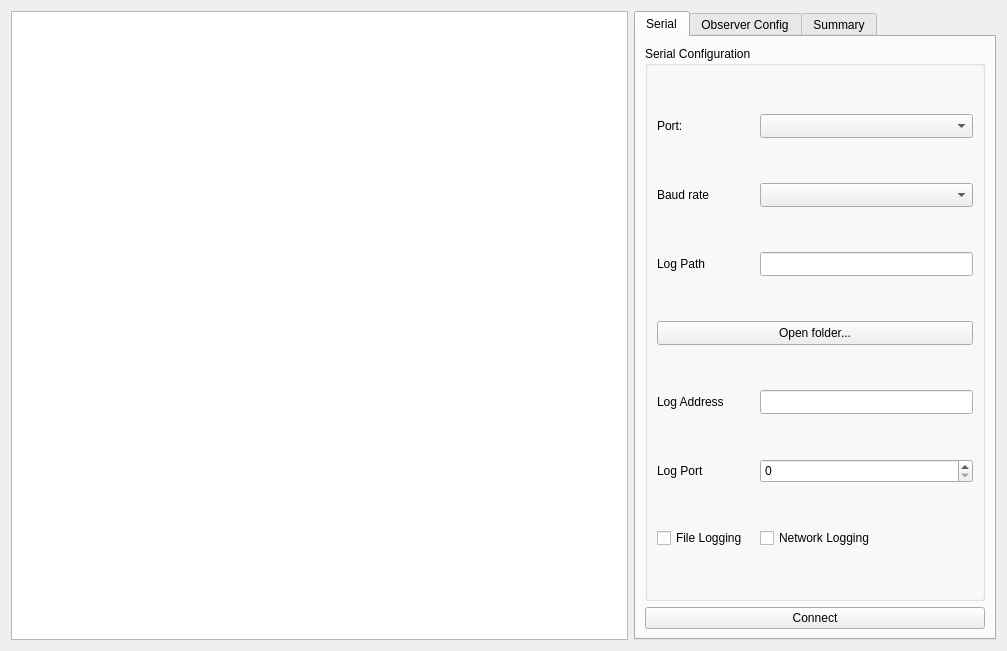
This is source/rrv_plugin/rrv_viewer.ui in AlfonsoJPH/skydel-rrv-plugin as Qt 5 draws it before an edit. The edited form follows.
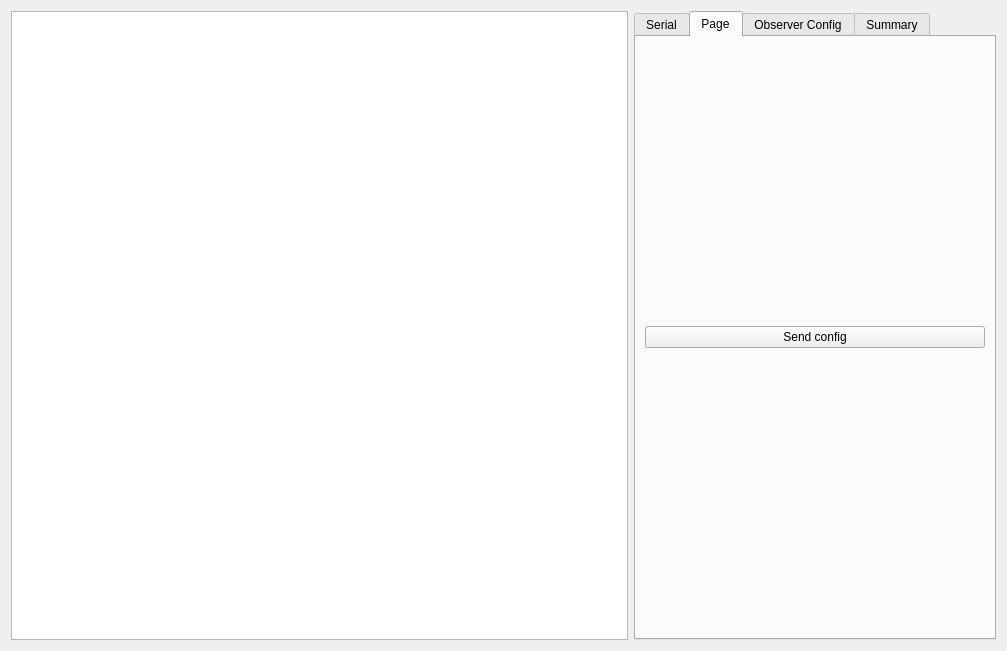
This is the edited form.

Commit message: Add UBX_M8 parser integration and configuration handling in receiver logic

What changed in the file:
```diff
--- a/source/rrv_plugin/rrv_viewer.ui
+++ b/source/rrv_plugin/rrv_viewer.ui
@@ -41,7 +41,7 @@
         </size>
        </property>
        <property name="currentIndex">
-        <number>0</number>
+        <number>1</number>
        </property>
        <widget class="QWidget" name="SerialConfig">
         <attribute name="title">
@@ -193,7 +193,21 @@
          </item>
         </layout>
        </widget>
-       <widget class="QWidget" name="tab">
+       <widget class="QWidget" name="ReceiverConfig">
+        <attribute name="title">
+         <string>Page</string>
+        </attribute>
+        <layout class="QVBoxLayout" name="verticalLayout_5">
+         <item>
+          <widget class="QPushButton" name="sendReceiverConfigButton">
+           <property name="text">
+            <string>Send config</string>
+           </property>
+          </widget>
+         </item>
+        </layout>
+       </widget>
+       <widget class="QWidget" name="Observer">
         <attribute name="title">
          <string>Observer Config</string>
         </attribute>
```
The commit also changes 11 other files.
